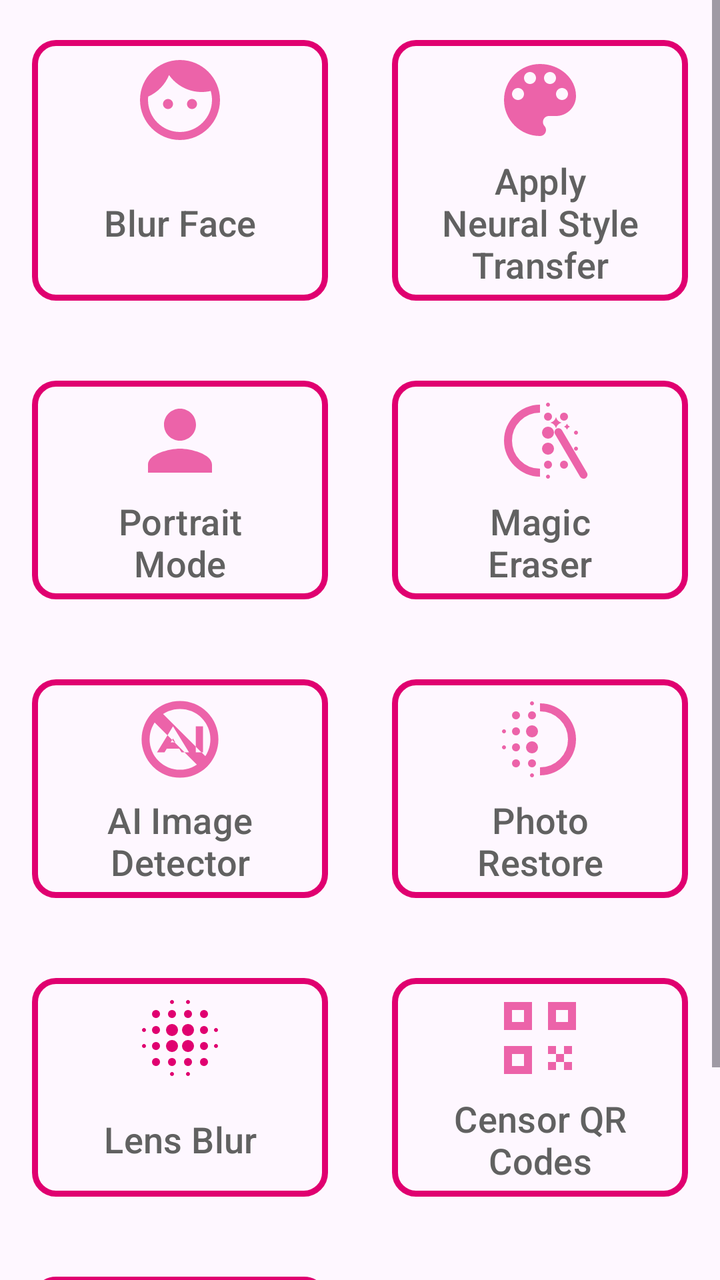
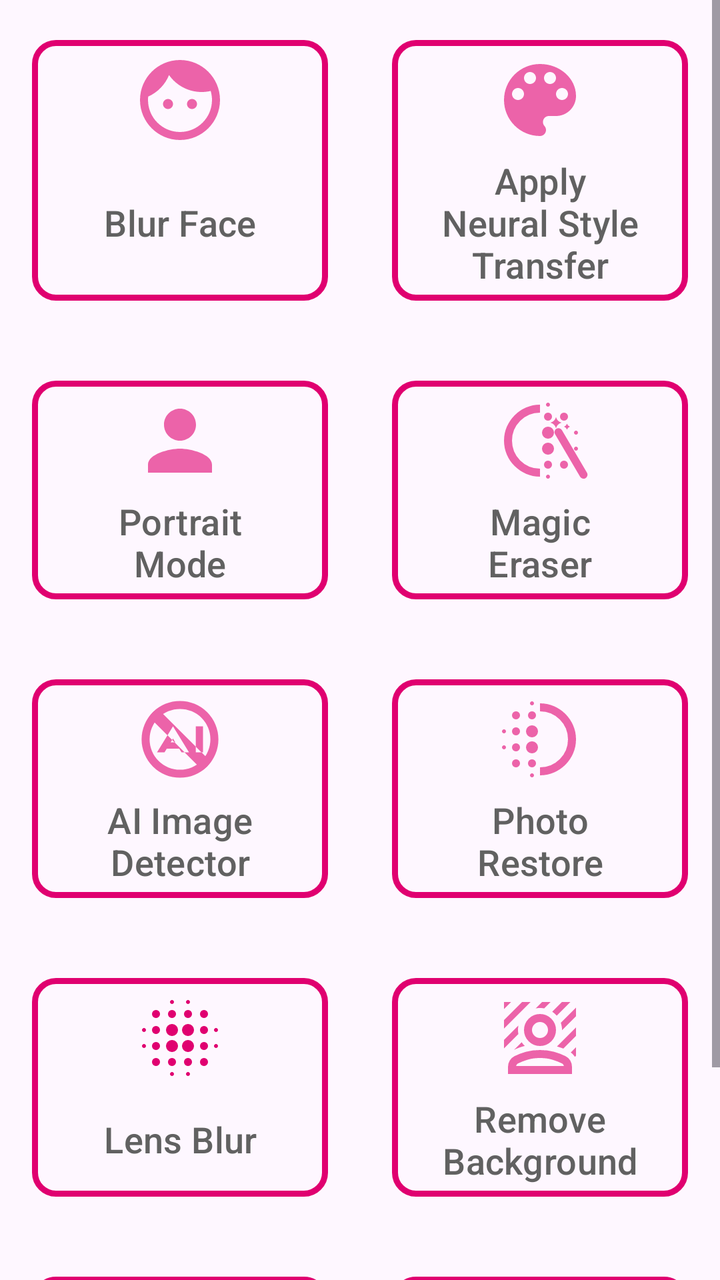

Before-and-after screenshots of an Android layout around one commit, followed by the original layout XML and the change that was made.
<!-- AndroidManifest.xml: application theme Theme.Asnapblur -->
<!-- res/layout/page_home.xml -->
<?xml version="1.0" encoding="utf-8"?>
<androidx.drawerlayout.widget.DrawerLayout xmlns:android="http://schemas.android.com/apk/res/android"
    xmlns:app="http://schemas.android.com/apk/res-auto"
    android:id="@+id/drawer"
    android:layout_width="match_parent"
    android:layout_height="match_parent">

    <LinearLayout
        android:layout_width="match_parent"
        android:layout_height="match_parent"
        android:orientation="vertical">

        <FrameLayout
            android:id="@+id/container_app_bar"
            android:layout_width="match_parent"
            android:layout_height="wrap_content" />

        
        <ScrollView
            android:layout_width="match_parent"
            android:layout_height="0dp"
            android:layout_weight="1"
            android:fillViewport="true">

            <GridLayout
                android:layout_width="match_parent"
                android:layout_height="wrap_content"
                android:columnCount="@integer/grid_column_count">

                <com.google.android.material.button.MaterialButton
                    android:id="@+id/button_blur_face"
                    style="@style/Theme.Asnapblur.HomeMenuButton"
                    android:layout_width="0dp"
                    android:layout_height="wrap_content"
                    android:layout_columnWeight="1"
                    android:layout_gravity="fill"
                    android:gravity="center"
                    android:text="@string/title_blur_face"
                    app:icon="@drawable/ic_face_black" />

                <com.google.android.material.button.MaterialButton
                    android:id="@+id/button_nst_apply_picture"
                    style="@style/Theme.Asnapblur.HomeMenuButton"
                    android:layout_width="0dp"
                    android:layout_height="wrap_content"
                    android:layout_columnWeight="1"
                    android:layout_gravity="fill"
                    android:gravity="center"
                    android:text="@string/title_nst_apply_image"
                    app:icon="@drawable/ic_palette_black" />

                <com.google.android.material.button.MaterialButton
                    android:id="@+id/button_portrait_mode"
                    style="@style/Theme.Asnapblur.HomeMenuButton"
                    android:layout_width="0dp"
                    android:layout_height="wrap_content"
                    android:layout_columnWeight="1"
                    android:layout_gravity="fill"
                    android:gravity="center"
                    android:text="@string/title_portrait_mode"
                    app:icon="@drawable/ic_portrait_black" />

                <com.google.android.material.button.MaterialButton
                    android:id="@+id/button_magic_eraser"
                    style="@style/Theme.Asnapblur.HomeMenuButton"
                    android:layout_width="0dp"
                    android:layout_height="wrap_content"
                    android:layout_columnWeight="1"
                    android:layout_gravity="fill"
                    android:gravity="center"
                    android:text="@string/title_magic_eraser"
                    app:icon="@drawable/ic_magic_eraser_black" />

                <com.google.android.material.button.MaterialButton
                    android:id="@+id/button_ai_detect"
                    style="@style/Theme.Asnapblur.HomeMenuButton"
                    android:layout_width="0dp"
                    android:layout_height="wrap_content"
                    android:layout_columnWeight="1"
                    android:layout_gravity="fill"
                    android:gravity="center"
                    android:text="@string/title_ai_detect"
                    app:icon="@drawable/ic_ai_detect_black" />

                <com.google.android.material.button.MaterialButton
                    android:id="@+id/button_photo_restore"
                    style="@style/Theme.Asnapblur.HomeMenuButton"
                    android:layout_width="0dp"
                    android:layout_height="wrap_content"
                    android:layout_columnWeight="1"
                    android:layout_gravity="fill"
                    android:gravity="center"
                    android:text="@string/photo_restore_title"
                    app:icon="@drawable/ic_photo_restore_black" />

                <com.google.android.material.button.MaterialButton
                    android:id="@+id/button_lens_blur"
                    style="@style/Theme.Asnapblur.HomeMenuButton"
                    android:layout_width="0dp"
                    android:layout_height="wrap_content"
                    android:layout_columnWeight="1"
                    android:layout_gravity="fill"
                    android:gravity="center"
                    android:text="@string/title_lens_blur"
                    app:icon="@drawable/ic_lens_blur" />

                <com.google.android.material.button.MaterialButton
                    android:id="@+id/button_qr_censor"
                    style="@style/Theme.Asnapblur.HomeMenuButton"
                    android:layout_width="0dp"
                    android:layout_height="wrap_content"
                    android:layout_columnWeight="1"
                    android:layout_gravity="fill"
                    android:gravity="center"
                    android:text="@string/title_qr_censor"
                    app:icon="@drawable/ic_qr_code_black" />

                <com.google.android.material.button.MaterialButton
                    android:id="@+id/button_qr_scan"
                    style="@style/Theme.Asnapblur.HomeMenuButton"
                    android:layout_width="0dp"
                    android:layout_height="wrap_content"
                    android:layout_columnWeight="1"
                    android:layout_gravity="fill"
                    android:gravity="center"
                    android:text="@string/title_qr_scan"
                    app:icon="@drawable/ic_qr_code_scanner_black" />
            </GridLayout>
        </ScrollView>
    </LinearLayout>
</androidx.drawerlayout.widget.DrawerLayout>
<!-- resources referenced by this layout -->
<resources>
  <!-- drawable ic_portrait_black (drawable-anydpi) -->
  <vector xmlns:android="http://schemas.android.com/apk/res/android"
      android:width="24dp"
      android:height="24dp"
      android:viewportWidth="24"
      android:viewportHeight="24"
      android:tint="#333333"
      android:alpha="0.6">
    <path
        android:fillColor="@android:color/white"
        android:pathData="M12,12c2.21,0 4,-1.79 4,-4s-1.79,-4 -4,-4 -4,1.79 -4,4 1.79,4 4,4zM12,14c-2.67,0 -8,1.34 -8,4v2h16v-2c0,-2.66 -5.33,-4 -8,-4z"/>
  </vector>
  <!-- drawable ic_qr_code_scanner_black (drawable-anydpi) -->
  <vector xmlns:android="http://schemas.android.com/apk/res/android"
      android:width="24dp"
      android:height="24dp"
      android:viewportWidth="24"
      android:viewportHeight="24"
      android:tint="#333333"
      android:alpha="0.6">
    <path
        android:fillColor="@android:color/white"
        android:pathData="M4,4h5v2H6v3H4V4z M15,4h5v5h-2V6h-3V4z M4,15h2v3h3v2H4V15z M18,15h2v5h-5v-2h3V15z M7,11h10v2H7V11z"/>
  </vector>
  <integer name="grid_column_count">2</integer>
  <string name="photo_restore_title">Photo Restore</string>
  <string name="title_ai_detect">AI Image Detector</string>
  <string name="title_blur_face">Blur Face</string>
  <string name="title_lens_blur">Lens Blur</string>
  <string name="title_magic_eraser">Magic Eraser</string>
  <string name="title_nst_apply_image">Apply Neural Style Transfer</string>
  <string name="title_portrait_mode">Portrait Mode</string>
  <string name="title_qr_censor">Censor QR Codes</string>
  <string name="title_qr_scan">Scan QR Codes</string>
  <style name="Theme.Asnapblur" parent="Theme.Material3.DayNight">
          
          <item name="colorPrimary">@color/red_800</item>
          <item name="colorPrimaryVariant">@color/light_blue_300</item>
          <item name="colorOnPrimary">@color/white</item>
          
          <item name="colorSecondary">@color/magenta_600</item>
          <item name="colorSecondaryVariant">@color/orange_800</item>
          <item name="colorOnSecondary">@color/black</item>
          
          <item name="android:textColor">@color/gray_700</item>
      </style>
  <color name="daynight_gray_700_white">@color/gray_700</color>
  <dimen name="text_nav_menu">18sp</dimen>
  <color name="red_800">#E00000</color>
  <color name="light_blue_300">#00E0E0</color>
  <color name="white">#FFFFFFFF</color>
  <color name="magenta_600">#E00070</color>
  <color name="orange_800">#E07000</color>
  <color name="black">#FF000000</color>
  <color name="gray_700">#616161</color>
  <!-- unchanged entries left out for length: 8 -->
</resources>

<!-- the commit's change to res/layout/page_home.xml (unified diff, before → after) -->
@@ -105,6 +105,17 @@
                     app:icon="@drawable/ic_lens_blur" />
 
                 <com.google.android.material.button.MaterialButton
+                    android:id="@+id/button_background_removal"
+                    style="@style/Theme.Asnapblur.HomeMenuButton"
+                    android:layout_width="0dp"
+                    android:layout_height="wrap_content"
+                    android:layout_columnWeight="1"
+                    android:layout_gravity="fill"
+                    android:gravity="center"
+                    android:text="@string/title_background_removal"
+                    app:icon="@drawable/ic_background_removal_black" />
+
+                <com.google.android.material.button.MaterialButton
                     android:id="@+id/button_qr_censor"
                     style="@style/Theme.Asnapblur.HomeMenuButton"
                     android:layout_width="0dp"
<!-- resource entries referenced after the edit -->
@@ -1,5 +1,17 @@
 <!-- resources referenced by this layout -->
 <resources>
+  <!-- drawable ic_background_removal_black (drawable-anydpi) -->
+  <vector xmlns:android="http://schemas.android.com/apk/res/android"
+      android:width="24dp"
+      android:height="24dp"
+      android:viewportWidth="960"
+      android:viewportHeight="960"
+      android:tint="#333333"
+      android:alpha="0.6">
+    <path
+        android:fillColor="@android:color/white"
+        android:pathData="M120,386v-85l181-181h85L120,386Zm0-196v-70h70l-70,70Zm527,67q-10-11-21.5-21.5T602,217l97-97h85L647,257ZM220,599l77-77q7,11,14.5,20t16.5,17q-28,7-56.5,17.5T220,599Zm480-197v-2q0-19-3-37t-9-35l152-152v86L700,402ZM436,184l65-64h85l-64,64q-11-2-21-3t-21-1q-11,0-22,1t-22,3ZM120,585v-85l144-144q-2,11-3,22t-1,22q0,11,1,21t3,20L120,585Zm709,83q-8-12-18.5-23T788,625l52-52v85l-11,10Zm-116-82q-7-3-14-5.5t-14-4.5q-9-3-17.5-6t-17.5-5l190-191v86L713,586Zm-233-26q-66,0-113-47t-47-113q0-66,47-113t113-47q66,0,113,47t47,113q0,66-47,113t-113,47Zm0-80q33,0,56.5-23.5T560,400q0-33-23.5-56.5T480,320q-33,0-56.5,23.5T400,400q0,33,23.5,56.5T480,480ZM160,840v-71q0-34,17-63t47-44q51-26,115.5-44T480,600q76,0,140.5,18T736,662q30,15,47,44t17,63v71H160Zm81-80h478q-2-9-7-15.5T699,734q-36-18-91.5-36T480,680q-72,0-127.5,18T261,734q-8,4-13,11t-7,15Zm239,0Zm0-360Z"/>
+  </vector>
   <!-- drawable ic_portrait_black (drawable-anydpi) -->
   <vector xmlns:android="http://schemas.android.com/apk/res/android"
       android:width="24dp"
@@ -27,6 +39,7 @@
   <integer name="grid_column_count">2</integer>
   <string name="photo_restore_title">Photo Restore</string>
   <string name="title_ai_detect">AI Image Detector</string>
+  <string name="title_background_removal">Remove Background</string>
   <string name="title_blur_face">Blur Face</string>
   <string name="title_lens_blur">Lens Blur</string>
   <string name="title_magic_eraser">Magic Eraser</string>
